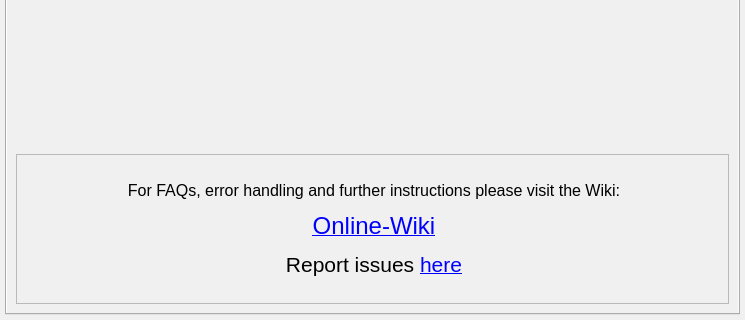
Old version of the form Source_Code/source_files/isrt_gui.ui in the repository sargolin/ISRT-Insurgency-Sandstorm-RCON-TOOL-and-Mapchanger; both pictures show x 0 to 745 and y 540 to 860 of the 745 by 860 pixel window.
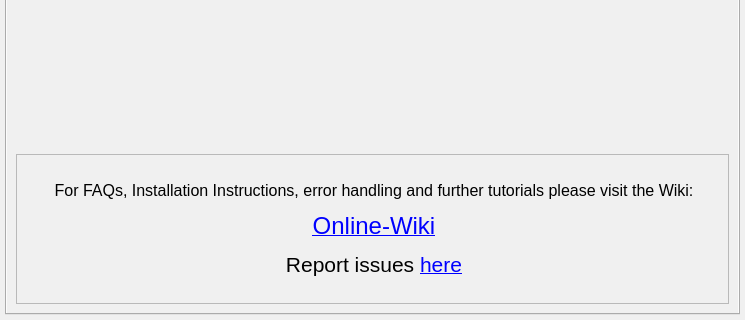
New version of the form. The open tabs and pages were chosen to show the change. Icons and pictures are not drawn.

The edit to the form file:
```diff
--- a/Source_Code/source_files/isrt_gui.ui
+++ b/Source_Code/source_files/isrt_gui.ui
@@ -3474,7 +3474,7 @@
             <enum>QFrame::StyledPanel</enum>
            </property>
            <property name="text">
-            <string>&lt;html&gt;&lt;head/&gt;&lt;body&gt;&lt;p align=&quot;center&quot;&gt;&lt;span style=&quot; font-size:12pt;&quot;&gt;For FAQs, error handling and further instructions please visit the Wiki:&lt;/span&gt;&lt;/p&gt;&lt;p align=&quot;center&quot;&gt;&lt;a href=&quot;https://github.com/olli-e/ISRT-Insurgency-Sandstorm-RCON-Query-Tool/wiki&quot;&gt;&lt;span style=&quot; font-size:18pt; text-decoration: underline; color:#0000ff;&quot;&gt;Online-Wiki&lt;/span&gt;&lt;/a&gt;&lt;/p&gt;&lt;p align=&quot;center&quot;&gt;&lt;span style=&quot; font-size:16pt;&quot;&gt;Report issues &lt;/span&gt;&lt;a href=&quot;https://github.com/olli-e/ISRT-Insurgency-Sandstorm-RCON-Query-Tool/issues&quot;&gt;&lt;span style=&quot; font-size:16pt; text-decoration: underline; color:#0000ff;&quot;&gt;here&lt;/span&gt;&lt;/a&gt;&lt;/p&gt;&lt;/body&gt;&lt;/html&gt;</string>
+            <string>&lt;html&gt;&lt;head/&gt;&lt;body&gt;&lt;p align=&quot;center&quot;&gt;&lt;span style=&quot; font-size:12pt;&quot;&gt;For FAQs, Installation Instructions, error handling and further tutorials please visit the Wiki:&lt;/span&gt;&lt;/p&gt;&lt;p align=&quot;center&quot;&gt;&lt;a href=&quot;https://www.isrt.info/?page_id=2&quot;&gt;&lt;span style=&quot; font-size:18pt; text-decoration: underline; color:#0000ff;&quot;&gt;Online-Wiki&lt;/span&gt;&lt;/a&gt;&lt;/p&gt;&lt;p align=&quot;center&quot;&gt;&lt;span style=&quot; font-size:16pt;&quot;&gt;Report issues &lt;/span&gt;&lt;a href=&quot;https://github.com/olli-e/ISRT-Insurgency-Sandstorm-RCON-Query-Tool/issues&quot;&gt;&lt;span style=&quot; font-size:16pt; text-decoration: underline; color:#0000ff;&quot;&gt;here&lt;/span&gt;&lt;/a&gt;&lt;/p&gt;&lt;/body&gt;&lt;/html&gt;</string>
            </property>
            <property name="openExternalLinks">
             <bool>true</bool>
```
Left out of the diff: 2 changed lines with no effect on the pictures.
